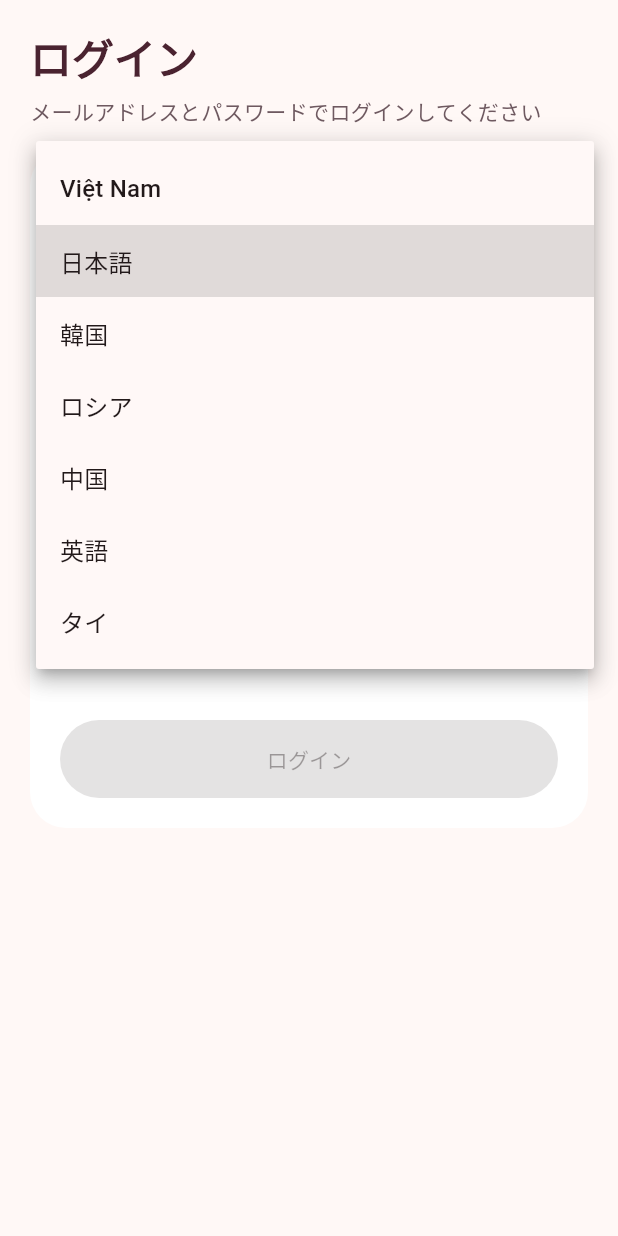
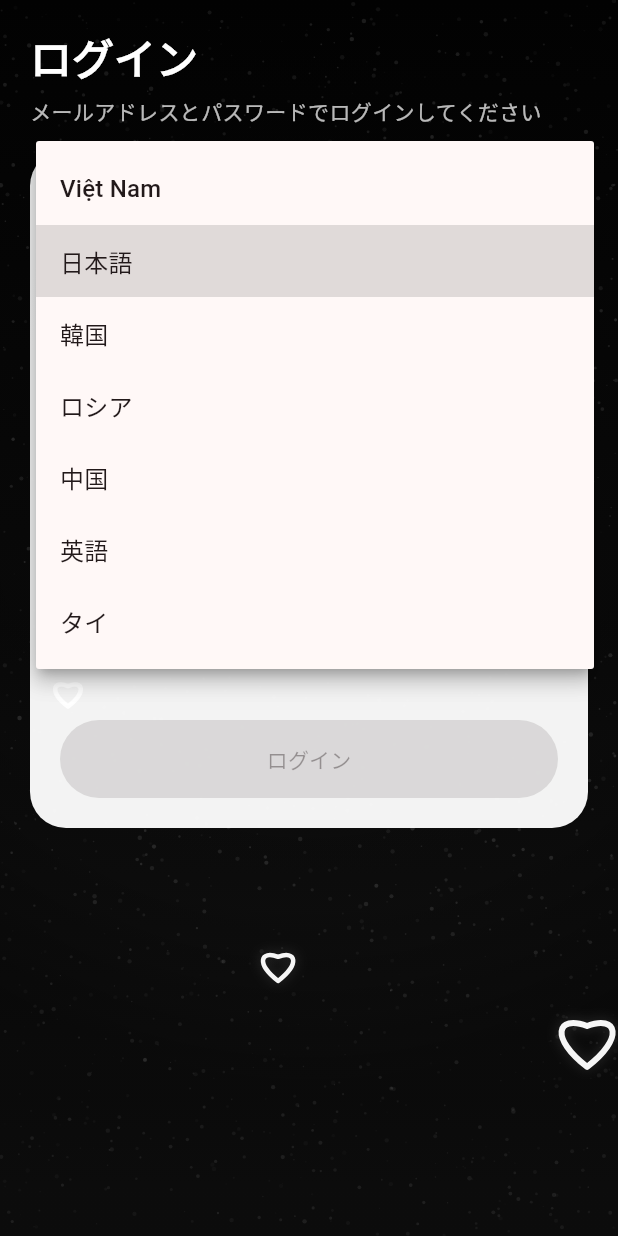
Before and after one commit to Kimura1406/Date_app, a Flutter app: the screen it shows after launch, after a tap on "日本語", on a phone screen of 412 x 824 dp. Run offline on Flutter 3.47's test engine with Material 3 defaults, Android fonts, the phone set to English and light mode, and no system bars; our stand-ins replace shared_preferences; accounts and stored records are empty.

Commit message:
Apply heart dust background across app

```diff
--- a/mobile/lib/app.dart
+++ b/mobile/lib/app.dart
@@ -5,6 +5,7 @@ import 'auth/auth_shell.dart';
 import 'localization/app_language.dart';
 import 'localization/app_language_controller.dart';
 import 'localization/app_localizations.dart';
+import 'widgets/app_scene_background.dart';
 
 class KimuraApp extends StatefulWidget {
   const KimuraApp({super.key});
@@ -54,13 +55,14 @@ class _KimuraAppState extends State<KimuraApp> {
                 seedColor: const Color(0xFFE85D75),
                 brightness: Brightness.light,
               ),
-              scaffoldBackgroundColor: const Color(0xFFFFF8F6),
+              scaffoldBackgroundColor: Colors.black,
               useMaterial3: true,
             ),
             home: _languageController.loaded
                 ? const AuthShell()
                 : const Scaffold(
-                    body: SafeArea(
+                    backgroundColor: Colors.black,
+                    body: AppSceneBackground(
                       child: Center(
                         child: CircularProgressIndicator(),
                       ),
--- a/mobile/lib/auth/auth_shell.dart
+++ b/mobile/lib/auth/auth_shell.dart
@@ -12,6 +12,7 @@ import '../screens/account_screen.dart';
 import '../screens/discover_screen.dart';
 import '../screens/login_screen.dart';
 import '../screens/matches_screen.dart';
+import '../widgets/app_scene_background.dart';
 
 class AuthShell extends StatefulWidget {
   const AuthShell({super.key});
@@ -364,7 +365,8 @@ class _AuthShellState extends State<AuthShell> {
 
     if (restoringSession) {
       return const Scaffold(
-        body: SafeArea(
+        backgroundColor: Colors.black,
+        body: AppSceneBackground(
           child: Center(child: CircularProgressIndicator()),
         ),
       );
@@ -447,8 +449,20 @@ class _AuthShellState extends State<AuthShell> {
     ];
 
     return Scaffold(
-      body: screens[currentTab],
+      backgroundColor: Colors.black,
+      body: AppSceneBackground(
+        child: screens[currentTab],
+      ),
       bottomNavigationBar: NavigationBar(
+        backgroundColor: const Color(0xFF101010),
+        indicatorColor: const Color(0xFF2C2C2C),
+        surfaceTintColor: Colors.transparent,
+        labelTextStyle: WidgetStatePropertyAll(
+          Theme.of(context).textTheme.labelMedium?.copyWith(
+                color: Colors.white.withValues(alpha: 0.88),
+                fontWeight: FontWeight.w600,
+              ),
+        ),
         selectedIndex: currentTab,
         onDestinationSelected: (index) {
           setState(() {
--- a/mobile/lib/screens/account_screen.dart
+++ b/mobile/lib/screens/account_screen.dart
@@ -60,20 +60,21 @@ class AccountScreen extends StatelessWidget {
               strings.myPageTitle,
               style: Theme.of(context).textTheme.headlineSmall?.copyWith(
                     fontWeight: FontWeight.w700,
+                    color: Colors.white,
                   ),
             ),
             const SizedBox(height: 8),
             Text(
               '${strings.myPageSubtitle}: ${currentUser.name} (${currentUser.email})',
               style: Theme.of(context).textTheme.bodyMedium?.copyWith(
-                    color: const Color(0xFF6E5960),
+                    color: Colors.white.withValues(alpha: 0.74),
                   ),
             ),
             const SizedBox(height: 16),
             Container(
               padding: const EdgeInsets.all(18),
               decoration: BoxDecoration(
-                color: Colors.white,
+                color: Colors.white.withValues(alpha: 0.95),
                 borderRadius: BorderRadius.circular(24),
               ),
               child: Column(
--- a/mobile/lib/screens/chat_room_detail_screen.dart
+++ b/mobile/lib/screens/chat_room_detail_screen.dart
@@ -3,6 +3,7 @@ import 'package:flutter/material.dart';
 import '../data/api_client.dart';
 import '../data/models.dart';
 import '../localization/app_localizations.dart';
+import '../widgets/app_scene_background.dart';
 import '../widgets/error_state.dart';
 
 class ChatRoomDetailScreen extends StatefulWidget {
@@ -139,11 +140,11 @@ class _ChatRoomDetailScreenState extends State<ChatRoomDetailScreen> {
     final strings = context.strings;
 
     return Scaffold(
-      backgroundColor: const Color(0xFFFFF8F6),
+      backgroundColor: Colors.black,
       appBar: AppBar(
         elevation: 0,
         backgroundColor: Colors.transparent,
-        foregroundColor: const Color(0xFF4A2330),
+        foregroundColor: Colors.white,
         titleSpacing: 0,
         title: FutureBuilder<ChatRoomDetail>(
           future: _detailFuture,
@@ -171,13 +172,13 @@ class _ChatRoomDetailScreenState extends State<ChatRoomDetailScreen> {
                       widget.roomDisplayName,
                       style: Theme.of(context).textTheme.titleMedium?.copyWith(
                             fontWeight: FontWeight.w800,
-                            color: const Color(0xFF4A2330),
+                            color: Colors.white,
                           ),
                     ),
                     Text(
                       subtitle,
                       style: Theme.of(context).textTheme.bodySmall?.copyWith(
-                            color: const Color(0xFF7A6770),
+                            color: Colors.white.withValues(alpha: 0.7),
                           ),
                     ),
                   ],
@@ -187,9 +188,10 @@ class _ChatRoomDetailScreenState extends State<ChatRoomDetailScreen> {
           },
         ),
       ),
-      body: FutureBuilder<ChatRoomDetail>(
-        future: _detailFuture,
-        builder: (context, snapshot) {
+      body: AppSceneBackground(
+        child: FutureBuilder<ChatRoomDetail>(
+          future: _detailFuture,
+          builder: (context, snapshot) {
           if (snapshot.connectionState != ConnectionState.done) {
             return const Center(child: CircularProgressIndicator());
           }
@@ -292,7 +294,7 @@ class _ChatRoomDetailScreenState extends State<ChatRoomDetailScreen> {
                           decoration: InputDecoration(
                             hintText: strings.chatInputPlaceholder,
                             filled: true,
-                            fillColor: Colors.white,
+                            fillColor: Colors.white.withValues(alpha: 0.95),
                             contentPadding: const EdgeInsets.symmetric(
                               horizontal: 16,
                               vertical: 14,
@@ -323,6 +325,7 @@ class _ChatRoomDetailScreenState extends State<ChatRoomDetailScreen> {
             ],
           );
         },
+        ),
       ),
     );
   }
--- a/mobile/lib/screens/chat_room_screen.dart
+++ b/mobile/lib/screens/chat_room_screen.dart
@@ -2,6 +2,7 @@ import 'package:flutter/material.dart';
 
 import '../data/models.dart';
 import '../localization/app_localizations.dart';
+import '../widgets/app_scene_background.dart';
 
 class ChatRoomScreen extends StatefulWidget {
   const ChatRoomScreen({
@@ -97,11 +98,11 @@ class _ChatRoomScreenState extends State<ChatRoomScreen> {
     final strings = context.strings;
 
     return Scaffold(
-      backgroundColor: const Color(0xFFFFF8F6),
+      backgroundColor: Colors.black,
       appBar: AppBar(
         elevation: 0,
         backgroundColor: Colors.transparent,
-        foregroundColor: const Color(0xFF4A2330),
+        foregroundColor: Colors.white,
         titleSpacing: 0,
         title: Row(
           children: [
@@ -125,13 +126,13 @@ class _ChatRoomScreenState extends State<ChatRoomScreen> {
                   widget.profile.name,
                   style: Theme.of(context).textTheme.titleMedium?.copyWith(
                         fontWeight: FontWeight.w800,
-                        color: const Color(0xFF4A2330),
+                      color: Colors.white,
                     ),
                 ),
                 Text(
                   strings.chatOnlineStatus,
                   style: Theme.of(context).textTheme.bodySmall?.copyWith(
-                        color: const Color(0xFF7A6770),
+                        color: Colors.white.withValues(alpha: 0.7),
                       ),
                 ),
               ],
@@ -139,7 +140,8 @@ class _ChatRoomScreenState extends State<ChatRoomScreen> {
           ],
         ),
       ),
-      body: Column(
+      body: AppSceneBackground(
+        child: Column(
           children: [
             Expanded(
               child: ListView.builder(
@@ -214,7 +216,7 @@ class _ChatRoomScreenState extends State<ChatRoomScreen> {
                       decoration: InputDecoration(
                         hintText: strings.chatInputPlaceholder,
                         filled: true,
-                        fillColor: Colors.white,
+                        fillColor: Colors.white.withValues(alpha: 0.95),
                         contentPadding: const EdgeInsets.symmetric(
                           horizontal: 16,
                           vertical: 14,
@@ -242,6 +244,7 @@ class _ChatRoomScreenState extends State<ChatRoomScreen> {
             ),
           ],
         ),
+      ),
     );
   }
 }
--- a/mobile/lib/screens/discover_screen.dart
+++ b/mobile/lib/screens/discover_screen.dart
@@ -150,7 +150,7 @@ class _DiscoverScreenState extends State<DiscoverScreen> {
               strings.feedSectionTitle,
               style: Theme.of(context).textTheme.titleLarge?.copyWith(
                     fontWeight: FontWeight.w800,
-                    color: const Color(0xFF4A2330),
+                    color: Colors.white,
                   ),
             ),
             const SizedBox(height: 12),
--- a/mobile/lib/screens/login_screen.dart
+++ b/mobile/lib/screens/login_screen.dart
@@ -3,6 +3,7 @@ import 'package:flutter/services.dart';
 
 import '../localization/app_language.dart';
 import '../localization/app_localizations.dart';
+import '../widgets/app_scene_background.dart';
 import '../widgets/language_selector_field.dart';
 
 class LoginScreen extends StatelessWidget {
@@ -54,7 +55,8 @@ class LoginScreen extends StatelessWidget {
     final strings = context.strings;
 
     return Scaffold(
-      body: SafeArea(
+      backgroundColor: Colors.black,
+      body: AppSceneBackground(
         child: Stack(
           children: [
             SingleChildScrollView(
@@ -70,21 +72,21 @@ class LoginScreen extends StatelessWidget {
                         style:
                             Theme.of(context).textTheme.headlineMedium?.copyWith(
                                   fontWeight: FontWeight.w800,
-                                  color: const Color(0xFF4A2330),
+                                  color: Colors.white,
                                 ),
                       ),
                       const SizedBox(height: 8),
                       Text(
                         strings.loginSubtitle,
                         style: Theme.of(context).textTheme.bodyMedium?.copyWith(
-                              color: const Color(0xFF6E5960),
+                              color: Colors.white.withValues(alpha: 0.72),
                             ),
                       ),
                       const SizedBox(height: 16),
                       Container(
                         padding: const EdgeInsets.all(20),
                         decoration: BoxDecoration(
-                          color: Colors.white,
+                          color: Colors.white.withValues(alpha: 0.95),
                           borderRadius: BorderRadius.circular(24),
                         ),
                         child: Column(
@@ -99,7 +101,7 @@ class LoginScreen extends StatelessWidget {
                               strings.emailLabel,
                               style:
                                   Theme.of(context).textTheme.labelLarge?.copyWith(
-                                        color: const Color(0xFF7A6D72),
+                                        color: const Color(0xFF6A5D62),
                                       ),
                             ),
                             const SizedBox(height: 6),
@@ -125,7 +127,7 @@ class LoginScreen extends StatelessWidget {
                               strings.passwordLabel,
                               style:
                                   Theme.of(context).textTheme.labelLarge?.copyWith(
-                                        color: const Color(0xFF7A6D72),
+                                        color: const Color(0xFF6A5D62),
                                       ),
                             ),
                             const SizedBox(height: 6),
--- a/mobile/lib/screens/matches_screen.dart
+++ b/mobile/lib/screens/matches_screen.dart
@@ -133,14 +133,14 @@ class _MatchesScreenState extends State<MatchesScreen> {
                   strings.chatRoomsTitle,
                   style: Theme.of(context).textTheme.headlineSmall?.copyWith(
                         fontWeight: FontWeight.w700,
-                        color: const Color(0xFF4A2330),
+                        color: Colors.white,
                       ),
                 ),
                 const SizedBox(height: 8),
                 Text(
                   strings.chatRoomsSubtitle,
                   style: Theme.of(context).textTheme.bodyMedium?.copyWith(
-                        color: const Color(0xFF7A6770),
+                        color: Colors.white.withValues(alpha: 0.74),
                       ),
                 ),
                 const SizedBox(height: 18),
--- a/mobile/lib/screens/user_profile_screen.dart
+++ b/mobile/lib/screens/user_profile_screen.dart
@@ -4,6 +4,7 @@ import '../data/models.dart';
 import '../data/profile_post_factory.dart';
 import '../localization/app_localizations.dart';
 import '../localization/discovery_strings.dart';
+import '../widgets/app_scene_background.dart';
 import 'chat_room_screen.dart';
 
 const _defaultProfileCoverImage =
@@ -27,8 +28,8 @@ class UserProfileScreen extends StatelessWidget {
     final birthYear = DateTime.now().year - profile.age;
 
     return Scaffold(
-      backgroundColor: const Color(0xFFFFF8F6),
-      body: SafeArea(
+      backgroundColor: Colors.black,
+      body: AppSceneBackground(
         child: Column(
           children: [
             _ProfileHeader(
@@ -45,7 +46,7 @@ class UserProfileScreen extends StatelessWidget {
                     strings.postsSectionTitle,
                     style: Theme.of(context).textTheme.titleLarge?.copyWith(
                           fontWeight: FontWeight.w800,
-                          color: const Color(0xFF4A2330),
+                          color: Colors.white,
                         ),
                   ),
                   const Spacer(),
--- /dev/null
+++ b/mobile/lib/widgets/app_scene_background.dart
@@ -0,0 +1,135 @@
+import 'dart:math' as math;
+
+import 'package:flutter/material.dart';
+
+class AppSceneBackground extends StatelessWidget {
+  const AppSceneBackground({
+    super.key,
+    required this.child,
+    this.safeArea = true,
+    this.padding,
+  });
+
+  final Widget child;
+  final bool safeArea;
+  final EdgeInsetsGeometry? padding;
+
+  @override
+  Widget build(BuildContext context) {
+    final content = padding == null ? child : Padding(padding: padding!, child: child);
+
+    return Stack(
+      fit: StackFit.expand,
+      children: [
+        const RepaintBoundary(
+          child: CustomPaint(
+            painter: _HeartDustBackgroundPainter(),
+          ),
+        ),
+        if (safeArea) SafeArea(child: content) else content,
+      ],
+    );
+  }
+}
+
+class _HeartDustBackgroundPainter extends CustomPainter {
+  const _HeartDustBackgroundPainter();
+
+  @override
+  void paint(Canvas canvas, Size size) {
+    final rect = Offset.zero & size;
+    final basePaint = Paint()
+      ..shader = const LinearGradient(
+        begin: Alignment.topCenter,
+        end: Alignment.bottomCenter,
+        colors: [
+          Color(0xFF030303),
+          Color(0xFF0A0A0A),
+          Color(0xFF161616),
+        ],
+      ).createShader(rect);
+    canvas.drawRect(rect, basePaint);
+
+    final random = math.Random(1406);
+    final dustPaint = Paint()
+      ..style = PaintingStyle.fill
+      ..color = Colors.white.withValues(alpha: 0.08);
+
+    final dustCount = (size.width * size.height / 180).round();
+    for (var i = 0; i < dustCount; i++) {
+      final dx = random.nextDouble() * size.width;
+      final dy = random.nextDouble() * size.height;
+      final radius = 0.3 + random.nextDouble() * 1.2;
+      dustPaint.color = Colors.white.withValues(
+        alpha: 0.03 + random.nextDouble() * 0.12,
+      );
+      canvas.drawCircle(Offset(dx, dy), radius, dustPaint);
+    }
+
+    final vignettePaint = Paint()
+      ..shader = RadialGradient(
+        center: const Alignment(0, -0.2),
+        radius: 0.95,
+        colors: [
+          Colors.transparent,
+          Colors.black.withValues(alpha: 0.22),
+          Colors.black.withValues(alpha: 0.45),
+        ],
+        stops: const [0.0, 0.72, 1.0],
+      ).createShader(rect);
+    canvas.drawRect(rect, vignettePaint);
+
+    final heartStroke = Paint()
+      ..style = PaintingStyle.stroke
+      ..strokeCap = StrokeCap.round
+      ..strokeJoin = StrokeJoin.round
+      ..color = Colors.white.withValues(alpha: 0.96);
+
+    final hearts = <({Offset center, double size, double stroke})>[
+      (center: Offset(size.width * 0.18, size.height * 0.18), size: size.shortestSide * 0.1, stroke: 4),
+      (center: Offset(size.width * 0.78, size.height * 0.28), size: size.shortestSide * 0.06, stroke: 3),
+      (center: Offset(size.width * 0.50, size.height * 0.43), size: size.shortestSide * 0.11, stroke: 4),
+      (center: Offset(size.width * 0.11, size.height * 0.56), size: size.shortestSide * 0.055, stroke: 3),
+      (center: Offset(size.width * 0.45, size.height * 0.78), size: size.shortestSide * 0.065, stroke: 3),
+      (center: Offset(size.width * 0.95, size.height * 0.84), size: size.shortestSide * 0.11, stroke: 4),
+    ];
+
+    for (final heart in hearts) {
+      heartStroke.strokeWidth = heart.stroke;
+      final path = _buildHeartPath(heart.center, heart.size);
+      canvas.drawPath(path, heartStroke);
+      final glow = Paint()
+        ..style = PaintingStyle.stroke
+        ..strokeWidth = heart.stroke + 2
+        ..color = Colors.white.withValues(alpha: 0.1)
+        ..maskFilter = const MaskFilter.blur(BlurStyle.normal, 4);
+      canvas.drawPath(path, glow);
+    }
+  }
+
+  Path _buildHeartPath(Offset center, double size) {
+    final path = Path();
+    final topCurveHeight = size * 0.35;
+    path.moveTo(center.dx, center.dy + size * 0.42);
+    path.cubicTo(
+      center.dx + size * 0.55,
+      center.dy,
+      center.dx + size * 0.45,
+      center.dy - topCurveHeight,
+      center.dx,
+      center.dy - size * 0.18,
+    );
+    path.cubicTo(
+      center.dx - size * 0.45,
+      center.dy - topCurveHeight,
+      center.dx - size * 0.55,
+      center.dy,
+      center.dx,
+      center.dy + size * 0.42,
+    );
+    return path;
+  }
+
+  @override
+  bool shouldRepaint(covariant CustomPainter oldDelegate) => false;
+}
```
Lines whose indentation alone changed are shown as unchanged.
